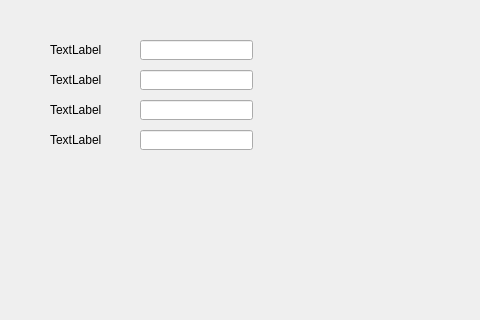
First picture: the form in Qt/ERP/systemmanager.ui, repository superp2017/NTERP, before the edit; both pictures show x 0 to 480 and y 0 to 320 of the 791 by 623 pixel window.
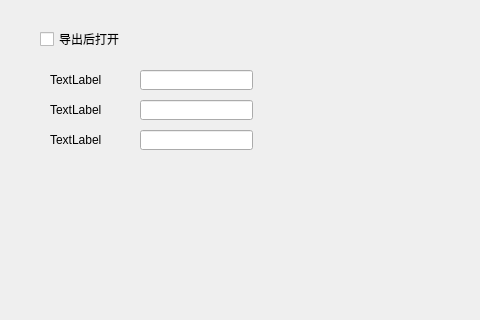
Second picture: the form after the edit.

What changed in the file:
```diff
--- a/Qt/ERP/systemmanager.ui
+++ b/Qt/ERP/systemmanager.ui
@@ -13,16 +13,6 @@
   <property name="windowTitle">
    <string>Form</string>
   </property>
-  <widget class="QLineEdit" name="lineEdit">
-   <property name="geometry">
-    <rect>
-     <x>140</x>
-     <y>40</y>
-     <width>113</width>
-     <height>20</height>
-    </rect>
-   </property>
-  </widget>
   <widget class="QLabel" name="label">
    <property name="geometry">
     <rect>
@@ -33,7 +23,7 @@
     </rect>
    </property>
    <property name="text">
-    <string>TextLabel</string>
+    <string/>
    </property>
   </widget>
   <widget class="QLabel" name="label_2">
@@ -105,6 +95,19 @@
     </rect>
    </property>
   </widget>
+  <widget class="QCheckBox" name="checkBox">
+   <property name="geometry">
+    <rect>
+     <x>40</x>
+     <y>30</y>
+     <width>101</width>
+     <height>18</height>
+    </rect>
+   </property>
+   <property name="text">
+    <string>导出后打开</string>
+   </property>
+  </widget>
  </widget>
  <resources/>
  <connections/>
```
